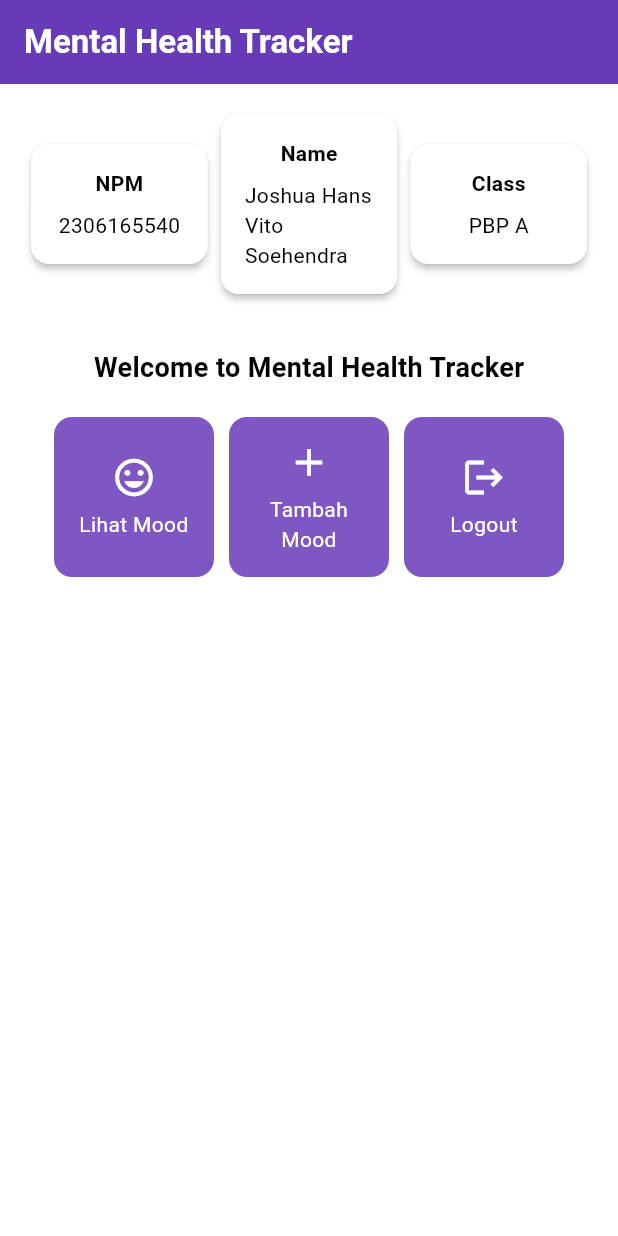
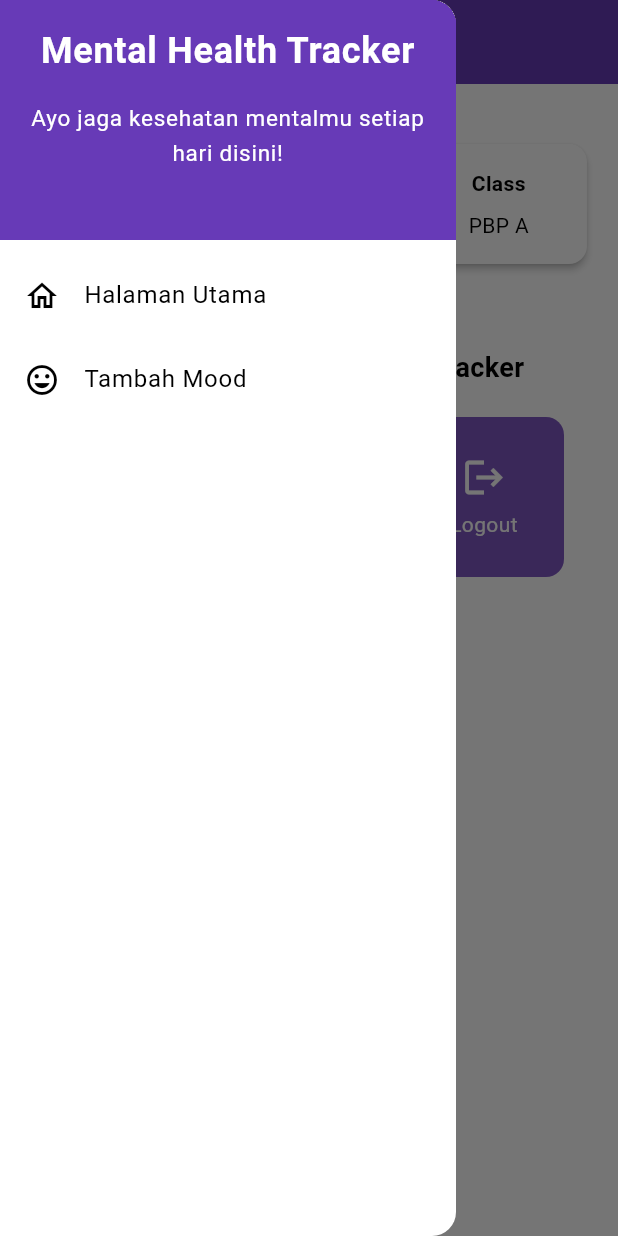
Before and after one commit to joshuahvs/mental-health-tracker-mobile, a Flutter app: the screen it shows after launch, with the side drawer open (before the commit the screen has no drawer), on a phone screen of 412 x 824 dp. Run offline on Flutter 3.47's test engine with Material 3 defaults, Android fonts, the phone set to English and light mode, and no system bars.

Commit message:
Menyelesaikan tutorial 7

```diff
--- a/lib/main.dart
+++ b/lib/main.dart
@@ -1,5 +1,5 @@
 import 'package:flutter/material.dart';
-import 'package:mental_health_tracker/menu.dart';
+import 'package:mental_health_tracker/screens/menu.dart';
 
 void main() {
   runApp(const MyApp());
--- a/lib/menu.dart
+++ b/lib/screens/menu.dart
@@ -1,4 +1,5 @@
 import 'package:flutter/material.dart';
+import 'package:mental_health_tracker/widgets/left_drawer.dart';
 
 class MyHomePage extends StatelessWidget {
   MyHomePage({super.key});
@@ -29,7 +30,11 @@ class MyHomePage extends StatelessWidget {
         ),
         // Warna latar belakang AppBar diambil dari skema warna tema aplikasi.
         backgroundColor: Theme.of(context).colorScheme.primary,
+        // Mengganti warna icon drawer menjadi putih
+        iconTheme: const IconThemeData(color: Colors.white),
       ),
+      // Masukkan drawer sebagai parameter nilai drawer dari widget Scaffold
+      drawer: const LeftDrawer(),
       // Body halaman dengan padding di sekelilingnya.
       body: Padding(
         padding: const EdgeInsets.all(16.0),
--- /dev/null
+++ b/lib/widgets/left_drawer.dart
@@ -0,0 +1,71 @@
+import 'package:flutter/material.dart';
+import 'package:mental_health_tracker/screens/menu.dart';
+import 'package:mental_health_tracker/screens/moodentry_form.dart'; // Impor halaman MoodEntryFormPage
+
+class LeftDrawer extends StatelessWidget {
+  const LeftDrawer({super.key});
+
+  @override
+  Widget build(BuildContext context) {
+    return Drawer(
+      child: ListView(
+        children: [
+          DrawerHeader(
+            decoration: BoxDecoration(
+              color: Theme.of(context).colorScheme.primary,
+            ),
+            child: const Column(
+              children: [
+                Text(
+                  'Mental Health Tracker',
+                  textAlign: TextAlign.center,
+                  style: TextStyle(
+                    fontSize: 24,
+                    fontWeight: FontWeight.bold,
+                    color: Colors.white,
+                  ),
+                ),
+                Padding(padding: EdgeInsets.all(8)),
+                Text(
+                  "Ayo jaga kesehatan mentalmu setiap hari disini!",
+                  textAlign: TextAlign.center,
+                  style: TextStyle(
+                    fontSize: 15,
+                    color: Colors.white,
+                    fontWeight: FontWeight.normal,
+                  ),
+                ),
+              ],
+            ),
+          ),
+          ListTile(
+            leading: const Icon(Icons.home_outlined),
+            title: const Text('Halaman Utama'),
+            // Bagian redirection ke MyHomePage
+            onTap: () {
+              Navigator.pushReplacement(
+                context,
+                MaterialPageRoute(
+                  builder: (context) => MyHomePage(),
+                ),
+              );
+            },
+          ),
+          ListTile(
+            leading: const Icon(Icons.mood),
+            title: const Text('Tambah Mood'),
+            // Bagian redirection ke MoodEntryFormPage
+            onTap: () {
+              Navigator.pushReplacement(
+                context,
+                MaterialPageRoute(
+                  builder: (context) => MoodEntryFormPage(),
+                ),
+              );
+            },
+          ),
+        ],
+      ),
+    );
+  }
+}
```
Also changed, not shown: lib/screens/moodentry_form.dart (added, +166 -0 lines), lib/widgets/mood_card.dart (added, +61 -0 lines).
